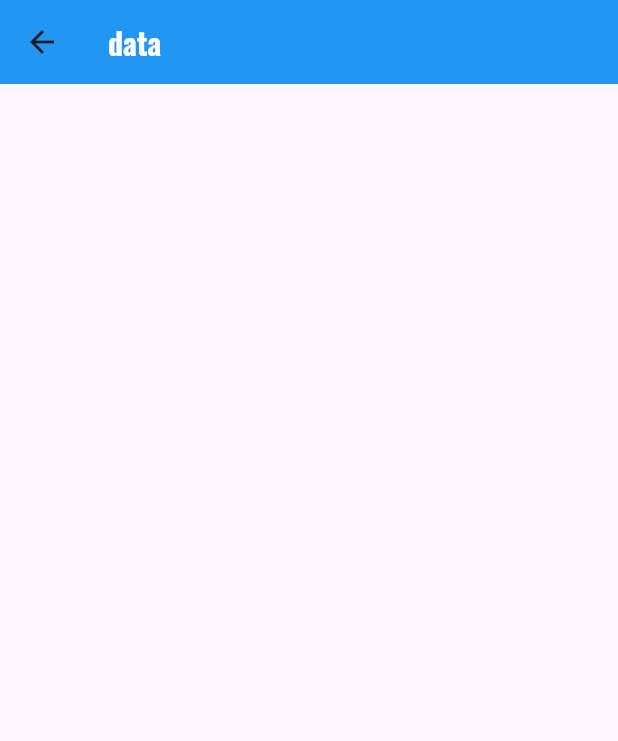
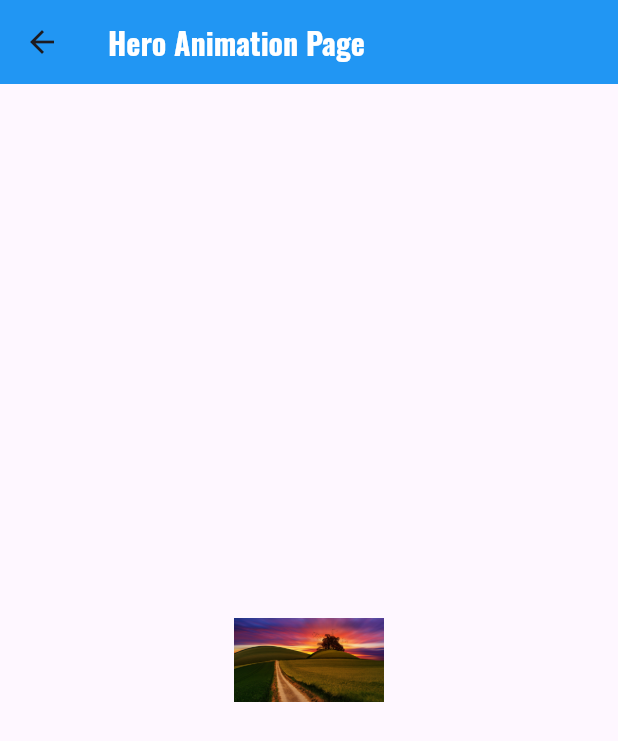
Before and after one commit to mh-rahat/development-learning-journey, a Flutter app: the HeroAnimationPage screen opened directly, on a phone screen of 412 x 824 dp. Shown: the top 741 px of the screen. Run offline on Flutter 3.47's test engine with Material 3 defaults, Android fonts, the phone set to English and light mode, and no system bars; our stand-ins replace font_awesome_flutter.

Commit message:
update the file

```diff
--- a/dart/flutter_learning/flutter_basics/lib/screens/hero_animation_page.dart
+++ b/dart/flutter_learning/flutter_basics/lib/screens/hero_animation_page.dart
@@ -1,4 +1,5 @@
 import 'package:flutter/material.dart';
+import 'package:flutter_basics/screens/detail_hero_animation_page.dart';
 
 class HeroAnimationPage extends StatefulWidget {
   const HeroAnimationPage({super.key});
@@ -10,6 +11,30 @@ class HeroAnimationPage extends StatefulWidget {
 class _HeroAnimationPageState extends State<HeroAnimationPage> {
   @override
   Widget build(BuildContext context) {
-    return Scaffold(appBar: AppBar(title: Text('data')));
+    return Scaffold(
+      appBar: AppBar(title: Text('Hero Animation Page')),
+      body: SizedBox(
+        child: Center(
+          child: InkWell(
+            onTap: () {
+              Navigator.push(
+                context,
+                MaterialPageRoute(
+                  builder: (context) => const DetailHeroAnimationPage(),
+                ),
+              );
+            },
+            child: Hero(
+              tag: 'background',
+              child: Image.asset(
+                'assets/images/nature.jpg',
+                width: 100,
+                height: 60,
+              ),
+            ),
+          ),
+        ),
+      ),
+    );
   }
 }
--- a/dart/flutter_learning/flutter_basics/lib/screens/home_page.dart
+++ b/dart/flutter_learning/flutter_basics/lib/screens/home_page.dart
@@ -488,7 +488,7 @@ class HomePage extends StatelessWidget {
 
                 // Hero Animation Page
                 RoundedButton(
-                  buttonName: 'Hero Animation Page',
+                  buttonName: 'Hero Animation',
                   textStyle: textStyle16(),
                   callBack: () {
                     Navigator.push(
```
Also changed, not shown: dart/flutter_learning/flutter_basics/lib/screens/detail_hero_animation_page.dart (added, +24 -0 lines), dart/flutter_learning/flutter_basics/assets/images/nature.jpg (added).
